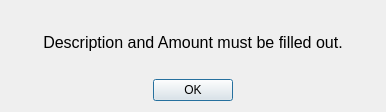
Before: the Qt Designer form emptyTransaction_Dialog.ui in TechMcKay/FinanceTracker, drawn with Qt 5.
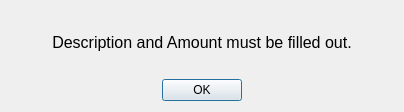
After: the same form once the commit is applied.

```diff
--- a/emptyTransaction_Dialog.ui
+++ b/emptyTransaction_Dialog.ui
@@ -6,7 +6,7 @@
    <rect>
     <x>0</x>
     <y>0</y>
-    <width>386</width>
+    <width>404</width>
     <height>112</height>
    </rect>
   </property>
```
Left out of the diff: 2 changed lines with no effect on the pictures.
